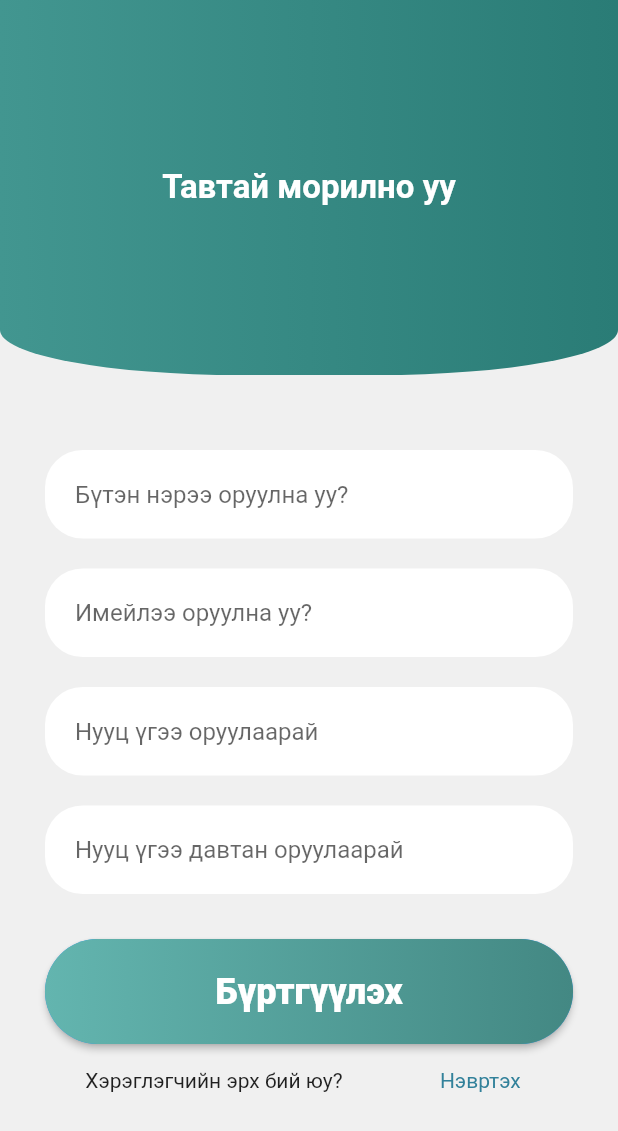
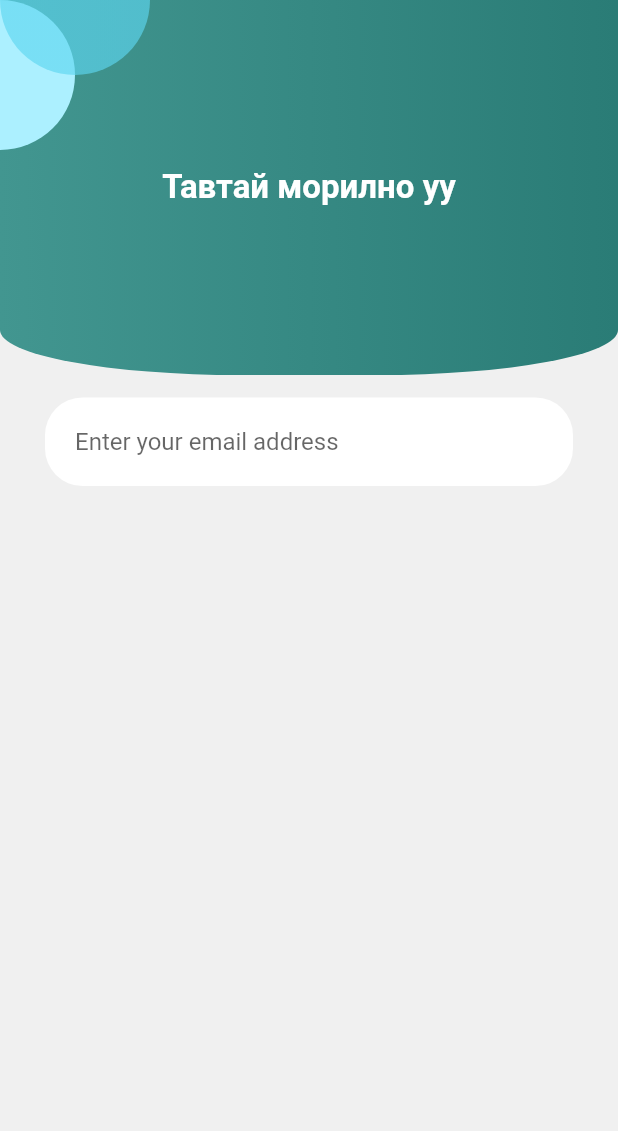
Before and after one commit to enkhuush27/mobile-income-expense, a Flutter app: the screen it shows after launch, after a tap on "Нэвртэх", on a phone screen of 412 x 824 dp. Shown: the top 1131 px of the screen. Run offline on Flutter 3.47's test engine with Material 2 defaults, Android fonts, the light colour scheme and no system bars.

Commit message:
register screen buren duus

```diff
--- /dev/null
+++ b/lib/login.dart
@@ -0,0 +1,94 @@
+import 'package:flutter/material.dart';
+
+class LoginScreen extends StatelessWidget {
+  const LoginScreen({super.key});
+
+  @override
+  Widget build(BuildContext context) {
+    return MaterialApp(
+      home: Scaffold(
+        backgroundColor: Color(0xFFF0F0F0),
+        body: SingleChildScrollView(
+          child: Column(children: <Widget>[
+            Stack(
+              children: <Widget>[
+                Container(
+                  width: double.infinity,
+                  height: 250,
+                  decoration: const BoxDecoration(
+                    gradient: LinearGradient(
+                      colors: [Color(0xFF429690), Color(0xFF2A7C76)],
+                      begin: Alignment.centerLeft,
+                      end: Alignment.centerRight,
+                    ),
+                    borderRadius: BorderRadius.only(
+                      bottomLeft: Radius.elliptical(160, 30),
+                      bottomRight: Radius.elliptical(160, 30),
+                    ),
+                  ),
+                  child: const Center(
+                    child: Text(
+                      "Тавтай морилно уу",
+                      style: TextStyle(
+                          fontWeight: FontWeight.w700,
+                          fontSize: 22,
+                          color: Color(0xFFFFFFFF)),
+                    ),
+                  ),
+                ),
+                Container(
+                  width: 50,
+                  height: 100,
+                  decoration: const BoxDecoration(
+                    color: Color(0xFFACF0FF),
+                    borderRadius: BorderRadius.only(
+                      topRight: Radius.circular(50),
+                      bottomRight: Radius.circular(50),
+                    ),
+                  ),
+                ),
+                Container(
+                  width: 100,
+                  height: 50,
+                  decoration: const BoxDecoration(
+                    gradient: LinearGradient(
+                      colors: [Color(0xA65DD6F0), Color(0xA65DD6F0)],
+                      begin: Alignment.centerLeft,
+                      end: Alignment.centerRight,
+                    ),
+                    borderRadius: BorderRadius.only(
+                      bottomLeft: Radius.circular(50),
+                      bottomRight: Radius.circular(50),
+                    ),
+                  ),
+                ),
+              ],
+            ),
+            // Image(
+            //   image: AssetImage(),
+            // ),
+            SizedBox(
+              height: 15,
+            ),
+            Padding(
+              padding: EdgeInsets.only(right: 30, left: 30),
+              child: TextFormField(
+                decoration: InputDecoration(
+                  border: OutlineInputBorder(
+                    borderRadius: BorderRadius.circular(25),
+                    borderSide: BorderSide.none,
+                  ),
+                  hintText: "Enter your email address",
+                  fillColor: Color(0xFFFFFFFF),
+                  filled: true,
+                  contentPadding:
+                      EdgeInsets.symmetric(horizontal: 20, vertical: 20),
+                ),
+              ),
+            ),
+          ]),
+        ),
+      ),
+    );
+  }
+}
--- a/lib/onboarding.dart
+++ b/lib/onboarding.dart
@@ -1,6 +1,7 @@
 import 'package:flutter/material.dart';
 import 'package:income_expense/main.dart';
 import './register.dart';
+import './login.dart';
 
 class Onboard extends StatefulWidget {
   const Onboard({super.key});
@@ -35,7 +36,11 @@ class _OnboardState extends State<Onboard> {
               ),
               SizedBox(height: 30),
               ElevatedButton(
-                onPressed: () {},
+                onPressed: () {
+                  Navigator.of(context).push(
+                    MaterialPageRoute(builder: (context) => RegisterScreen()),
+                  );
+                },
                 style: ElevatedButton.styleFrom(
                     shadowColor: Color(0xFF438883),
                     elevation: 40,
@@ -75,8 +80,7 @@ class _OnboardState extends State<Onboard> {
                   TextButton(
                     onPressed: () {
                       Navigator.of(context).push(
-                        MaterialPageRoute(
-                            builder: (context) => RegisterScreen()),
+                        MaterialPageRoute(builder: (context) => LoginScreen()),
                       );
                     },
                     child: Text(
--- a/lib/register.dart
+++ b/lib/register.dart
@@ -1,4 +1,5 @@
 import 'package:flutter/material.dart';
+import './login.dart';
 
 class RegisterScreen extends StatelessWidget {
   const RegisterScreen({super.key});
@@ -10,6 +11,8 @@ class RegisterScreen extends StatelessWidget {
         backgroundColor: Color(0xFFF0F0F0),
         body: SingleChildScrollView(
           child: Column(children: <Widget>[
+            Stack(
+              children: <Widget>[
                 Container(
                   width: double.infinity,
                   height: 250,
@@ -33,6 +36,34 @@ class RegisterScreen extends StatelessWidget {
                           color: Color(0xFFFFFFFF)),
                     ),
                   ),
+                ),
+                Container(
+                  width: 50,
+                  height: 100,
+                  decoration: const BoxDecoration(
+                    color: Color(0xFFACF0FF),
+                    borderRadius: BorderRadius.only(
+                      topRight: Radius.circular(50),
+                      bottomRight: Radius.circular(50),
+                    ),
+                  ),
+                ),
+                Container(
+                  width: 100,
+                  height: 50,
+                  decoration: const BoxDecoration(
+                    gradient: LinearGradient(
+                      colors: [Color(0xA65DD6F0), Color(0xA65DD6F0)],
+                      begin: Alignment.centerLeft,
+                      end: Alignment.centerRight,
+                    ),
+                    borderRadius: BorderRadius.only(
+                      bottomLeft: Radius.circular(50),
+                      bottomRight: Radius.circular(50),
+                    ),
+                  ),
+                ),
+              ],
             ),
             SizedBox(
               height: 50,
@@ -150,9 +181,9 @@ class RegisterScreen extends StatelessWidget {
                 ),
                 TextButton(
                   onPressed: () {
-                    // Navigator.of(context).push(
-                    //   MaterialPageRoute(builder: (context) => LoginScreen()),
-                    // );
+                    Navigator.of(context).push(
+                      MaterialPageRoute(builder: (context) => LoginScreen()),
+                    );
                   },
                   child: Text(
                     "Нэвртэх",
```
Lines whose indentation alone changed are shown as unchanged.
